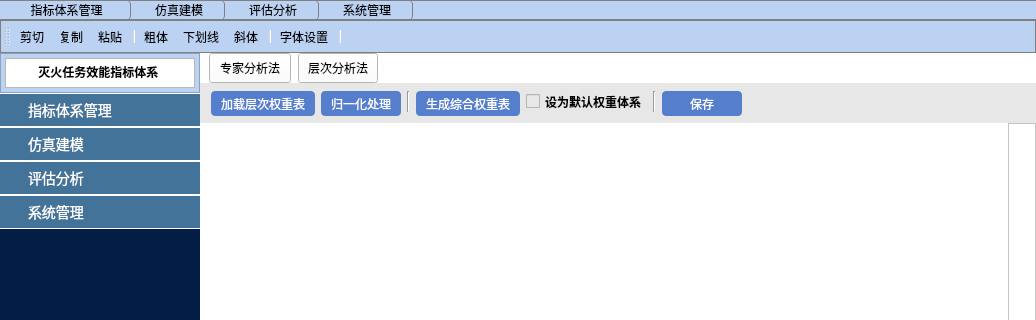
The window that mainwindow.ui (basiABC/evaluation) describes before a commit, drawn with Qt 5; both pictures show x 0 to 1036 and y 0 to 320 of the 1036 by 664 pixel window.
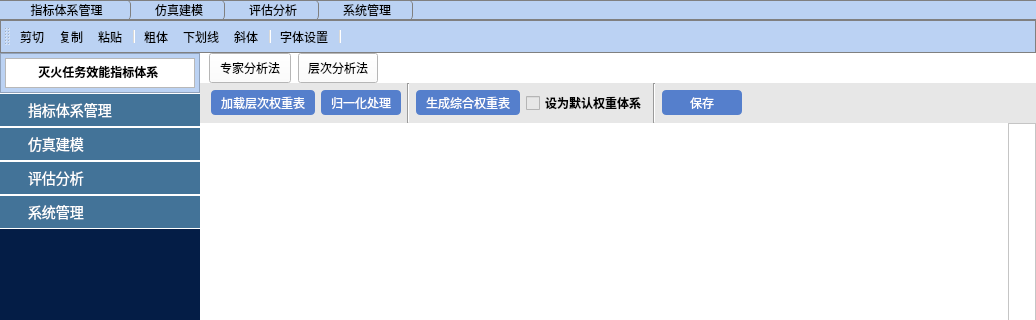
The same window after the commit. The open tabs and pages were chosen to show the change. Icons and pictures are not drawn.

```diff
--- a/mainwindow.ui
+++ b/mainwindow.ui
@@ -1310,10 +1310,10 @@
                   <item>
                    <layout class="QHBoxLayout" name="horizontalLayout_7">
                     <property name="topMargin">
-                     <number>8</number>
+                     <number>0</number>
                     </property>
                     <property name="bottomMargin">
-                     <number>11</number>
+                     <number>0</number>
                     </property>
                     <item>
                      <widget class="QPushButton" name="c_load_pushButton">
@@ -1346,7 +1346,7 @@
                     <item>
                      <widget class="QPushButton" name="c_gui_pushButton">
                       <property name="sizePolicy">
-                       <sizepolicy hsizetype="Minimum" vsizetype="Preferred">
+                       <sizepolicy hsizetype="Minimum" vsizetype="Fixed">
                         <horstretch>0</horstretch>
                         <verstretch>0</verstretch>
                        </sizepolicy>
@@ -1446,7 +1446,7 @@
                     <item>
                      <widget class="QPushButton" name="c_save_pushButton">
                       <property name="sizePolicy">
-                       <sizepolicy hsizetype="Fixed" vsizetype="Preferred">
+                       <sizepolicy hsizetype="Fixed" vsizetype="Fixed">
                         <horstretch>0</horstretch>
                         <verstretch>0</verstretch>
                        </sizepolicy>
```
Left out of the diff: 4 changed lines with no effect on the pictures.
